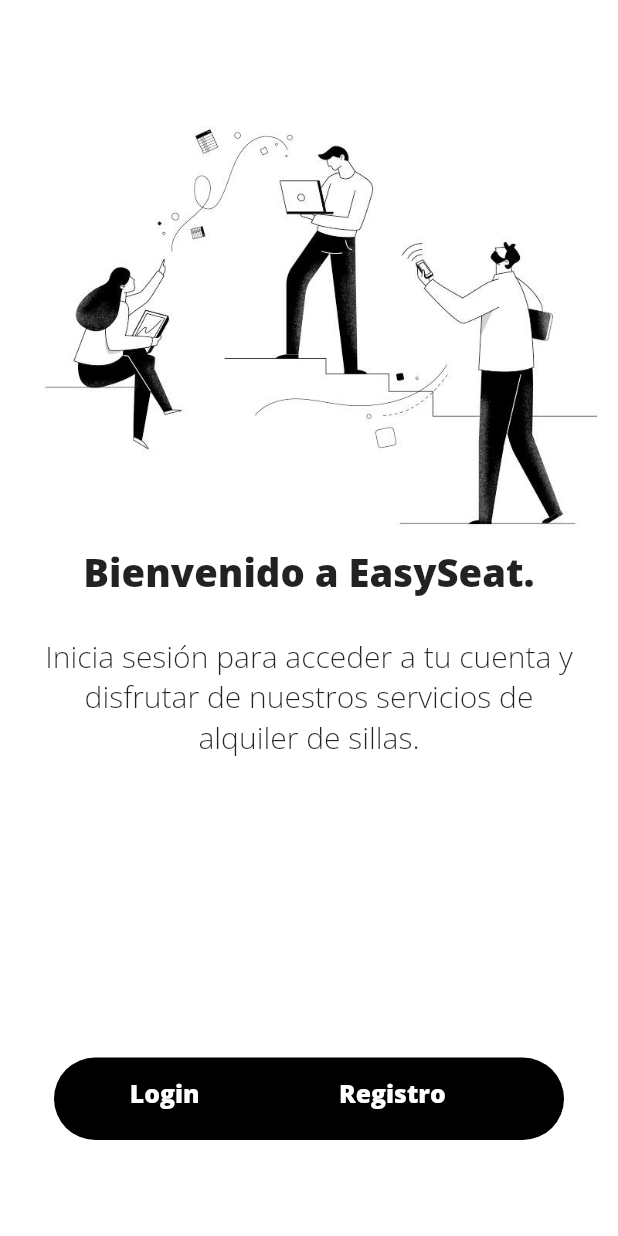
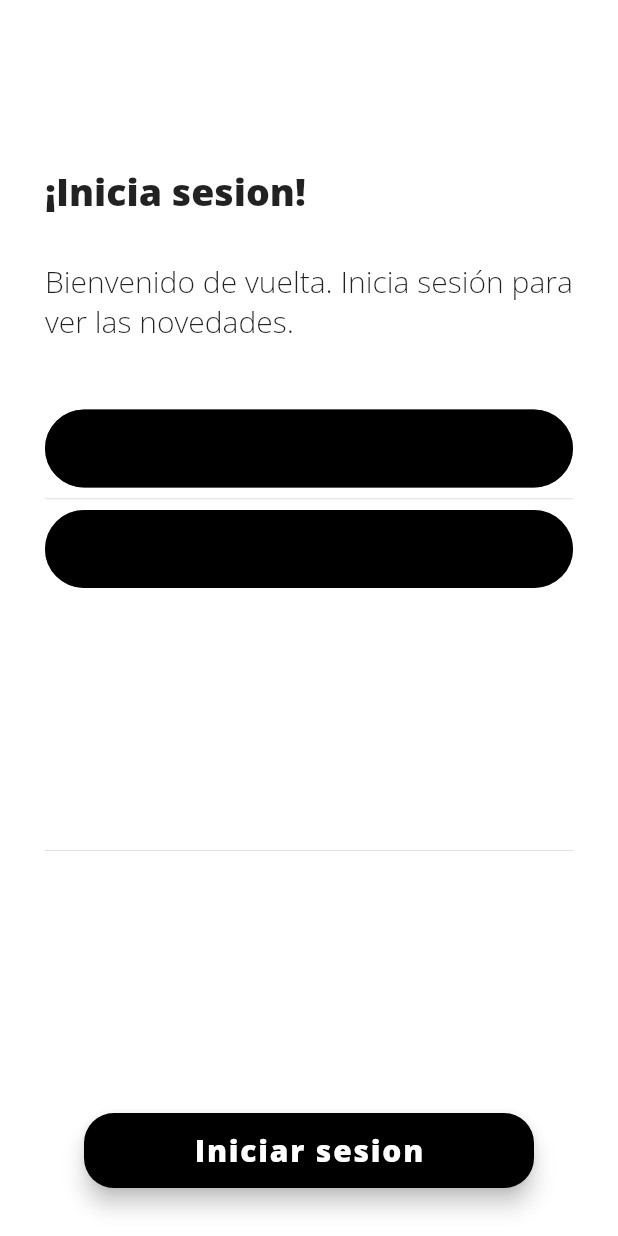
Before and after one commit to julsk12/practica-flutter, a Flutter app: the screen it shows after launch, on a phone screen of 412 x 824 dp. Run offline on Flutter 3.47's test engine with Material 2 defaults, Android fonts, the phone set to English and light mode, and no system bars.

Commit message:
login terminado

```diff
--- a/fluta/lib/main.dart
+++ b/fluta/lib/main.dart
@@ -1,3 +1,4 @@
+import 'package:algo/src/loginpage.dart';
 import 'package:flutter/material.dart';
 import 'package:algo/src/login.dart';
 
@@ -18,9 +19,9 @@ class MyApp extends StatelessWidget {
 
         visualDensity: VisualDensity.adaptivePlatformDensity,
       ),
-      initialRoute: LoginPage.id,
+      initialRoute: LoginLogin.liv,
       routes: {
-        LoginPage.id: (context) => LoginPage(),
+        LoginLogin.liv: (context) => LoginLogin(),
       },
     );
   }
--- /dev/null
+++ b/fluta/lib/src/loginpage.dart
@@ -0,0 +1,135 @@
+import 'package:flutter/material.dart';
+
+class LoginLogin extends StatefulWidget {
+  static String liv = 'login_login';
+
+  @override
+  State<LoginLogin> createState() => _LoginLoginState();
+}
+
+class _LoginLoginState extends State<LoginLogin> {
+  @override
+  Widget build(BuildContext context) {
+    return Scaffold(
+      backgroundColor: Colors.white,
+      body: ListView(
+        padding: EdgeInsets.symmetric(horizontal: 30.0, vertical: 40.0),
+        children: <Widget>[
+          Column(
+            mainAxisAlignment: MainAxisAlignment.center,
+            children: [
+              Align(
+                alignment: Alignment.centerLeft,
+                child: Container(
+                  padding: EdgeInsets.symmetric(horizontal: 0),
+                  margin: EdgeInsets.only(top: 70, bottom: 30),
+                  child: Text(
+                    '¡Inicia sesion!',
+                    textAlign: TextAlign.start,
+                    style: TextStyle(
+                      fontSize: 25,
+                      fontWeight: FontWeight.bold,
+                      fontFamily: 'Open Sans',
+                    ),
+                  ),
+                ),
+              ),
+              Container(
+                padding: EdgeInsets.symmetric(horizontal: 0),
+                margin: EdgeInsets.only(top: 0, bottom: 30),
+                child: Text(
+                  'Bienvenido de vuelta. Inicia sesión para ver las novedades.',
+                  textAlign: TextAlign.start,
+                  style: TextStyle(
+                    fontSize: 20,
+                    fontFamily: 'Open Sans',
+                  ),
+                ),
+              ),
+              SizedBox(
+                width: 160.0,
+                height: 15.0,
+                child: Divider(
+                  color: Colors.white,
+                ),
+              ),
+              TextField(
+                style: TextStyle(
+                    fontSize: 16.0,
+                    fontFamily: 'Open Sans',
+                    color: Colors.white),
+                enableInteractiveSelection: false,
+                decoration: InputDecoration(
+                    hintText: 'Correo o numero de telefono',
+                    hintStyle:
+                        TextStyle(color: Colors.white, fontFamily: 'Open sans'),
+                    labelText: 'Correo o celular',
+                    filled: true,
+                    fillColor: Colors.black,
+                    focusColor: Colors.grey[700],
+                    border: OutlineInputBorder(
+                      borderRadius: BorderRadius.circular(30),
+                    ),
+                    contentPadding:
+                        EdgeInsets.symmetric(vertical: 15.0, horizontal: 40.0)),
+              ),
+              Divider(
+                height: 15.0,
+              ),
+              TextField(
+                obscureText: true,
+                style: TextStyle(
+                    fontSize: 16.0,
+                    fontFamily: 'Open Sans',
+                    color: Colors.white),
+                enableInteractiveSelection: false,
+                decoration: InputDecoration(
+                    hintText: 'Contraseña',
+                    hintStyle:
+                        TextStyle(color: Colors.white, fontFamily: 'Open sans'),
+                    labelText: 'Contraseña',
+                    filled: true,
+                    fillColor: Colors.black,
+                    focusColor: Colors.grey[700],
+                    border: OutlineInputBorder(
+                      borderRadius: BorderRadius.circular(30),
+                    ),
+                    contentPadding:
+                        EdgeInsets.symmetric(vertical: 15.0, horizontal: 40.0)),
+              ),
+              Divider(
+                height: 350.0,
+              ),
+              Column(
+
+                children: [
+                  SizedBox(
+                    width: 300,
+                    height: 50,
+                    child: FloatingActionButton(
+                      onPressed: () {},
+                      shape: RoundedRectangleBorder(
+                        borderRadius: BorderRadius.circular(20.0),
+                      ),
+                      child: Text(
+                        'Iniciar sesion',
+                        style: TextStyle(
+                          color: Colors.white,
+                          fontFamily: 'Open Sans',
+                          fontWeight: FontWeight.bold,
+                          fontSize: 20,
+                        ),
+                      ),
+                      backgroundColor: Colors.black,
+
+                    ),
+                  ),
+                ],
+              ),
+            ],
+          )
+        ],
+      ),
+    );
+  }
+}
```
